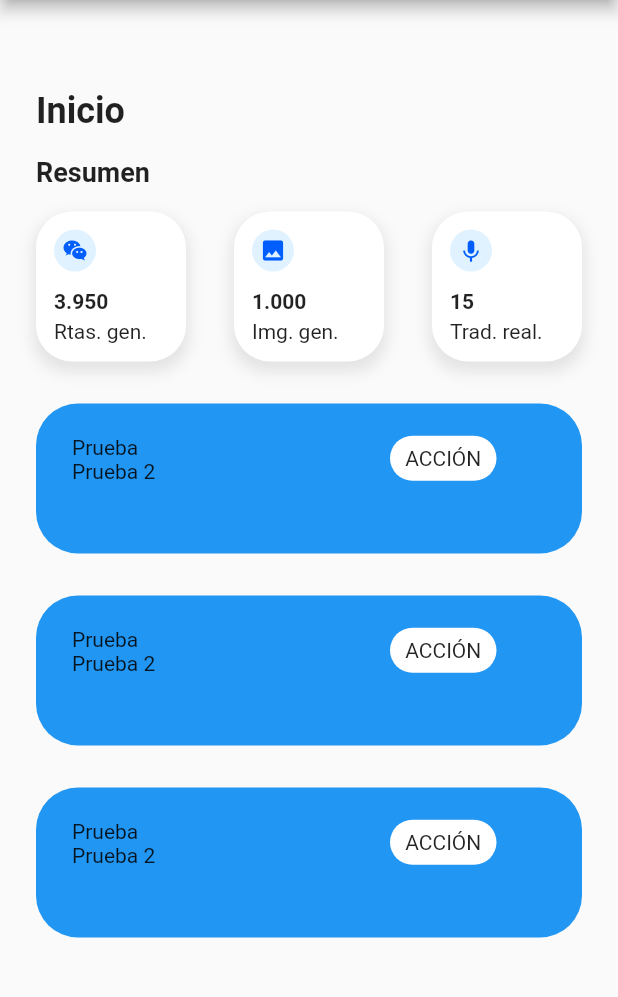
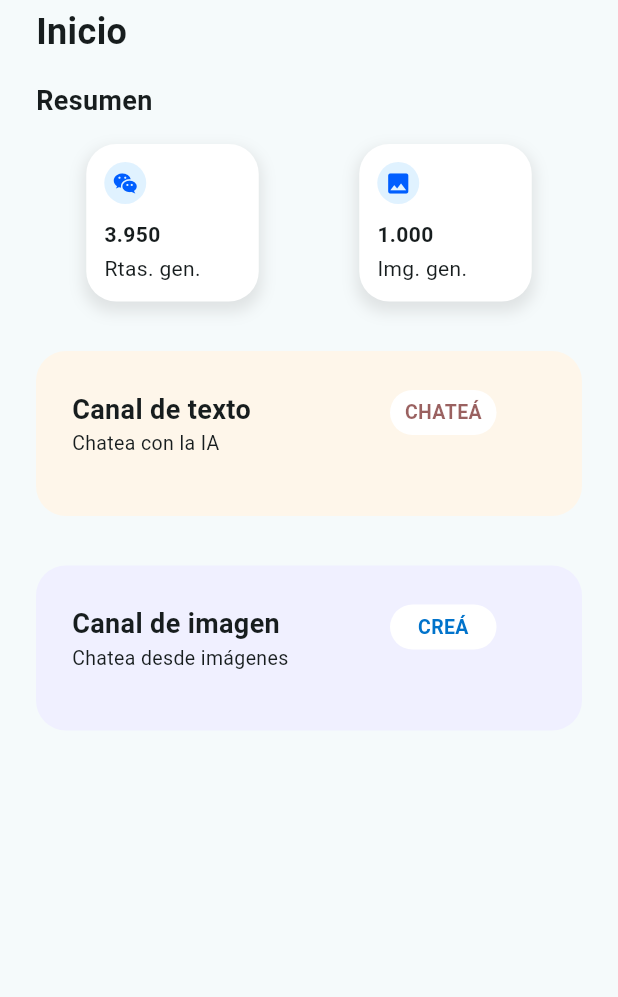
Before and after one commit to knbnunez/chat-IA-movil-Flutter, a Flutter app: the screen it shows after launch, on a phone screen of 412 x 824 dp, the part 84-1081 px from its top. Run offline on Flutter 3.47's test engine with Material 2 defaults, Android fonts, the phone set to English and light mode, and no system bars.

Commit message:
Se terminó con el diseño de la pantalla home, falta la navegacion

```diff
--- a/lib/main.dart
+++ b/lib/main.dart
@@ -11,37 +11,37 @@ class MyApp extends StatelessWidget {
   Widget build(BuildContext context) {
     return MaterialApp(
       title: 'Flutter Demo',
-      // theme: ThemeData(
-      //   colorScheme: ColorScheme.fromSeed(seedColor: Colors.white),
-      //   useMaterial3: true,
-      // ),
+      theme: ThemeData(
+        colorScheme: ColorScheme.fromSeed(seedColor: Colors.white),
+        useMaterial3: true,
+      ),
       home: const MyHomePage(title: 'Flutter Demo Home Page'),
     );
   }
 }
 
 class StatBox extends StatelessWidget {
-  final Icon icon;
-  final Text countText;
-  final Text subText;
+  final IconData iconData;
+  final String countText;
+  final String subText;
 
   const StatBox({
     // Required = obligatorio
-    required this.icon,
+    required this.iconData,
     required this.countText,
     required this.subText,
-    Key? key,
-  }) : super(key: key);
+    super.key,
+  });
 
   @override
   Widget build(BuildContext context) {
     return Container(
-      padding: const EdgeInsets.all(12),
-      width: 100,
-      height: 100,
+      padding: const EdgeInsets.only(top: 12, bottom: 12, left: 12),
+      width: 115,
+      height: 105,
       decoration: BoxDecoration(
         color: Colors.white,
-        borderRadius: BorderRadius.circular(24),
+        borderRadius: BorderRadius.circular(20),
         boxShadow: [
           BoxShadow(
             color: Colors.grey.withOpacity(0.25),
@@ -68,14 +68,14 @@ class StatBox extends StatelessWidget {
                   color: Color.fromARGB(255, 0, 94, 255),
                   size: 18,
                 ),
-                child: icon,
+                child: Icon(iconData),
               ),
           ),
           Text(
-            countText.data!,
+            countText,
             style: const TextStyle(fontWeight: FontWeight.bold ),
           ),
-          Text(subText.data!),
+          Text(subText),
         ],
       ),
     );
@@ -83,29 +83,49 @@ class StatBox extends StatelessWidget {
 }
 
 class ActivityBox extends StatelessWidget {
-  const ActivityBox({super.key});
+
+  final Color colorBox;
+  final String channelText;
+  final String descText;
+  final String actionText;
+  final Color colorActionText;
+
+  const ActivityBox({
+    required this.colorBox,
+    required this.channelText,
+    required this.descText,
+    required this.actionText,
+    required this.colorActionText,
+    super.key
+  });
 
   @override
   Widget build(BuildContext context) {
     return Container(
-      margin: const EdgeInsets.only(top: 28),
-      padding: const EdgeInsets.only(top: 21.5, left: 24, right: 57),
+      // margin: const EdgeInsets.only(top: 28),
+      padding: const EdgeInsets.only(top: 26, left: 24, right: 57),
       width: double.infinity, // Ocupa todo el ancho de la pantalla
-      height: 100,
+      height: 110,
       decoration: BoxDecoration(
-        color: Colors.blue,
-        borderRadius: BorderRadius.circular(28),
+        color: colorBox,
+        borderRadius: BorderRadius.circular(20),
       ),
 
       // Content
       child: Row(
         mainAxisAlignment: MainAxisAlignment.spaceBetween,
         children: [
-          const Column(
+          Column(
             crossAxisAlignment: CrossAxisAlignment.start,
             children: [
-              Text("Prueba"),
-              Text("Prueba 2")
+              Text(
+                channelText,
+                style: const TextStyle(fontWeight: FontWeight.bold, fontSize: 18),
+              ),
+              Text(
+                descText,
+                style: const TextStyle(fontSize: 13),
+              )
             ],
           ),
           Column(
@@ -118,9 +138,10 @@ class ActivityBox extends StatelessWidget {
                   color: Colors.white,
                   borderRadius: BorderRadius.circular(24),
                 ),
-                child: const Text(
-                  "ACCIÓN",
-                  // ...
+                child:
+                  Text(
+                    actionText,
+                    style: TextStyle(fontWeight: FontWeight.bold, fontSize: 13, color:  colorActionText)
                   )
               ),
             ],
@@ -146,20 +167,20 @@ class _MyHomePageState extends State<MyHomePage> {
   Widget build(BuildContext context) {
     return Scaffold(
 
-        appBar: AppBar(
-          backgroundColor: Theme.of(context).colorScheme.inversePrimary,
-          title: Text(widget.title),
-        ),
+        // appBar: AppBar(
+        //   backgroundColor: Theme.of(context).colorScheme.inversePrimary,
+        //   title: Text(widget.title),
+        // ),
 
         body: Container(
           padding: const EdgeInsets.only(top: 60, left: 24, right: 24),
           // funciona también para --> padding: EdgeInsets.___
-          child: Column(
+          child: const Column(
             mainAxisAlignment: MainAxisAlignment.spaceBetween,
             children: [
               Column(
                 children: [
-                  const Row(
+                  Row(
                     children: [
                       Text(
                         "Inicio",
@@ -171,8 +192,8 @@ class _MyHomePageState extends State<MyHomePage> {
                       )
                     ],
                   ),
-                  const SizedBox(height: 16), // espacio entre filas
-                  const Row(
+                  SizedBox(height: 16), // espacio entre filas
+                  Row(
                     children: [
                       Text(
                         "Resumen",
@@ -183,35 +204,46 @@ class _MyHomePageState extends State<MyHomePage> {
                       ),
                     ]
                   ),
-                  const SizedBox(height: 16),
-                  const Row(
-                    mainAxisAlignment: MainAxisAlignment.spaceBetween,
+                  SizedBox(height: 16),
+                  Row(
+                    mainAxisAlignment: MainAxisAlignment.spaceAround,
                     children: [
                         StatBox(
-                          icon: Icon(IconData(0xf05a5, fontFamily: 'MaterialIcons')),
-                          countText: Text('3.950'),
-                          subText: Text('Rtas. gen.'),
+                          iconData: IconData(0xf05a5, fontFamily: 'MaterialIcons'),
+                          countText: "3.950",
+                          subText: "Rtas. gen.",
                         ),
                         StatBox(
-                          icon: Icon(IconData(0xe332, fontFamily: 'MaterialIcons')),
-                          countText: Text('1.000'),
-                          subText: Text('Img. gen.'),
+                          iconData: IconData(0xe332, fontFamily: 'MaterialIcons'),
+                          countText: "1.000",
+                          subText: "Img. gen.",
                         ),
-                        StatBox(
-                          icon: Icon(IconData(0xe35c, fontFamily: 'MaterialIcons')),
-                          countText: Text('15'),
-                          subText: Text('Trad. real.'),
-                        ),
-
                     ],
                   ),
-
+                  SizedBox(height: 33),
                   Column(
                     // mainAxisAlignment: MainAxisAlignment.spaceBetween,
                     children: [
-                      for (int i = 0; i < 3; i++) const ActivityBox()
+                      // for (int i = 0; i < 3; i++) const ActivityBox()
+                      ActivityBox(
+                        colorBox: Color.fromARGB(255, 254, 246, 234),
+                        channelText: "Canal de texto",
+                        descText: "Chatea con la IA",
+                        actionText: "CHATEÁ",
+                        colorActionText: Color.fromARGB(160, 94, 3, 1),
+                      ),
+                      SizedBox(height: 33),
+                      ActivityBox(
+                        colorBox: Color.fromARGB(255, 240, 240, 255),
+                        channelText: "Canal de imagen",
+                        descText: "Chatea desde imágenes",
+                        actionText: "CREÁ",
+                        colorActionText: Color.fromARGB(255, 1, 115, 203),
+                      ),
+                      SizedBox(height: 33),
                     ],
                   )
+
                 ],
               ),
             ],
```
Also changed, not shown: lib/chat_page.dart (added), lib/image_page.dart (added).
